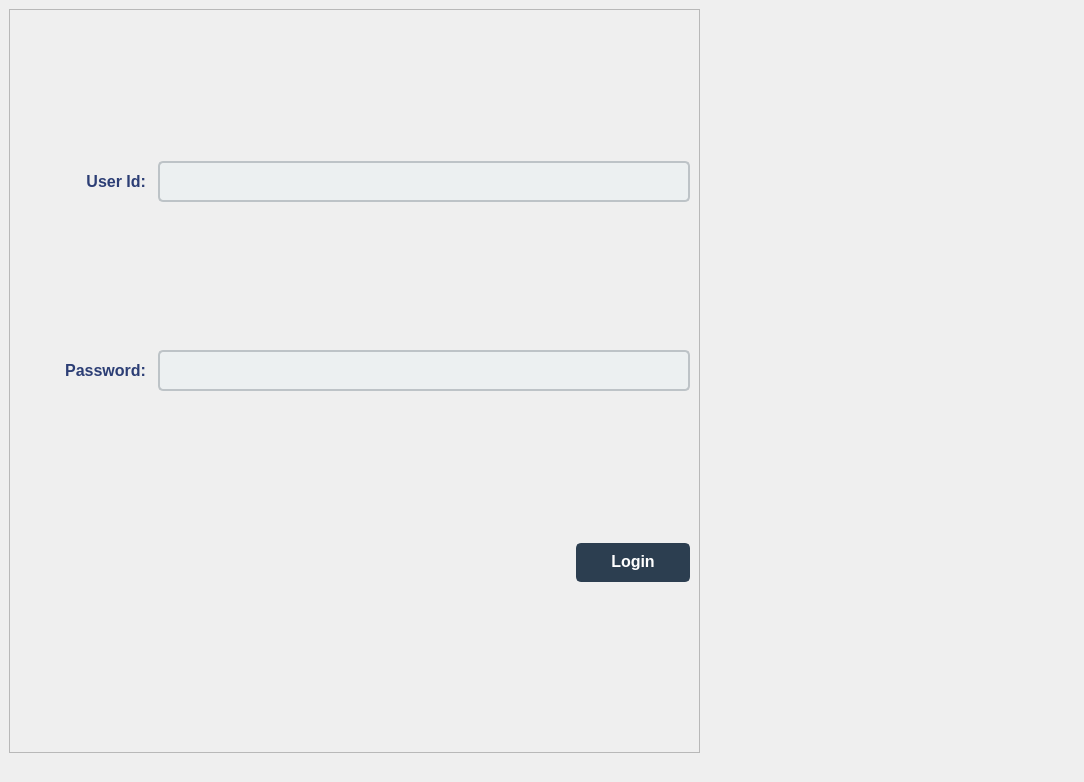
Old version of the form user.ui in the repository MegaMineDSS/LuxeMine.
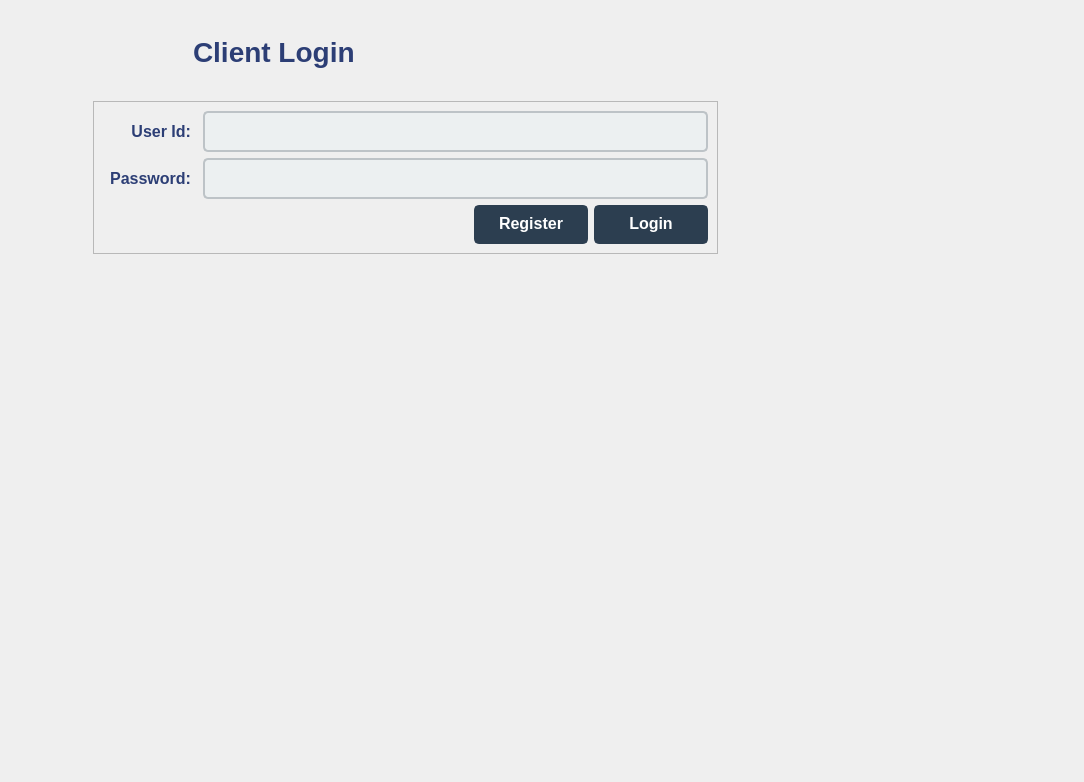
New version of the form. The open tabs and pages were chosen to show the change. Icons and pictures are not drawn.

```diff
--- a/user.ui
+++ b/user.ui
@@ -55,21 +55,21 @@
        </property>
        <widget class="QWidget" name="page_2">
         <layout class="QGridLayout" name="gridLayout_4">
-         <item row="2" column="2">
-          <spacer name="horizontalSpacer_17">
+         <item row="7" column="9">
+          <spacer name="verticalSpacer_8">
            <property name="orientation">
-            <enum>Qt::Orientation::Horizontal</enum>
+            <enum>Qt::Orientation::Vertical</enum>
            </property>
            <property name="sizeHint" stdset="0">
             <size>
-             <width>40</width>
-             <height>20</height>
+             <width>20</width>
+             <height>40</height>
             </size>
            </property>
           </spacer>
          </item>
-         <item row="2" column="1">
-          <spacer name="horizontalSpacer_3">
+         <item row="7" column="0">
+          <spacer name="horizontalSpacer_61">
            <property name="orientation">
             <enum>Qt::Orientation::Horizontal</enum>
            </property>
@@ -81,8 +81,8 @@
            </property>
           </spacer>
          </item>
-         <item row="2" column="4">
-          <spacer name="horizontalSpacer_19">
+         <item row="7" column="11">
+          <spacer name="horizontalSpacer_59">
            <property name="orientation">
             <enum>Qt::Orientation::Horizontal</enum>
            </property>
@@ -94,8 +94,8 @@
            </property>
           </spacer>
          </item>
-         <item row="2" column="9">
-          <spacer name="horizontalSpacer_33">
+         <item row="7" column="8">
+          <spacer name="horizontalSpacer_56">
            <property name="orientation">
             <enum>Qt::Orientation::Horizontal</enum>
            </property>
@@ -107,21 +107,21 @@
            </property>
           </spacer>
          </item>
-         <item row="2" column="10">
-          <spacer name="horizontalSpacer">
+         <item row="0" column="1">
+          <spacer name="verticalSpacer_15">
            <property name="orientation">
-            <enum>Qt::Orientation::Horizontal</enum>
+            <enum>Qt::Orientation::Vertical</enum>
            </property>
            <property name="sizeHint" stdset="0">
             <size>
-             <width>40</width>
-             <height>20</height>
+             <width>20</width>
+             <height>40</height>
             </size>
            </property>
           </spacer>
          </item>
-         <item row="2" column="3">
-          <spacer name="horizontalSpacer_18">
+         <item row="7" column="7">
+          <spacer name="horizontalSpacer_55">
            <property name="orientation">
             <enum>Qt::Orientation::Horizontal</enum>
            </property>
@@ -133,33 +133,46 @@
            </property>
           </spacer>
          </item>
-         <item row="2" column="6">
-          <spacer name="horizontalSpacer_20">
+         <item row="5" column="9">
+          <spacer name="verticalSpacer_26">
            <property name="orientation">
-            <enum>Qt::Orientation::Horizontal</enum>
+            <enum>Qt::Orientation::Vertical</enum>
            </property>
            <property name="sizeHint" stdset="0">
             <size>
-             <width>40</width>
-             <height>20</height>
+             <width>20</width>
+             <height>40</height>
             </size>
            </property>
           </spacer>
          </item>
-         <item row="2" column="7">
-          <spacer name="horizontalSpacer_21">
+         <item row="3" column="9">
+          <spacer name="verticalSpacer_28">
            <property name="orientation">
-            <enum>Qt::Orientation::Horizontal</enum>
+            <enum>Qt::Orientation::Vertical</enum>
            </property>
            <property name="sizeHint" stdset="0">
             <size>
-             <width>40</width>
-             <height>20</height>
+             <width>20</width>
+             <height>40</height>
             </size>
            </property>
           </spacer>
          </item>
-         <item row="1" column="0" colspan="7">
+         <item row="6" column="9">
+          <spacer name="verticalSpacer_18">
+           <property name="orientation">
+            <enum>Qt::Orientation::Vertical</enum>
+           </property>
+           <property name="sizeHint" stdset="0">
+            <size>
+             <width>20</width>
+             <height>40</height>
+            </size>
+           </property>
+          </spacer>
+         </item>
+         <item row="1" column="1" colspan="7">
           <widget class="QFrame" name="user_login_frame">
            <property name="frameShape">
             <enum>QFrame::Shape::StyledPanel</enum>
@@ -168,7 +181,59 @@
             <enum>QFrame::Shadow::Raised</enum>
            </property>
            <layout class="QGridLayout" name="gridLayout_5">
-            <item row="1" column="1" colspan="4">
+            <item row="4" column="3">
+             <spacer name="horizontalSpacer_46">
+              <property name="orientation">
+               <enum>Qt::Orientation::Horizontal</enum>
+              </property>
+              <property name="sizeHint" stdset="0">
+               <size>
+                <width>40</width>
+                <height>20</height>
+               </size>
+              </property>
+             </spacer>
+            </item>
+            <item row="4" column="2">
+             <spacer name="horizontalSpacer_49">
+              <property name="orientation">
+               <enum>Qt::Orientation::Horizontal</enum>
+              </property>
+              <property name="sizeHint" stdset="0">
+               <size>
+                <width>40</width>
+                <height>20</height>
+               </size>
+              </property>
+             </spacer>
+            </item>
+            <item row="4" column="1">
+             <spacer name="horizontalSpacer_48">
+              <property name="orientation">
+               <enum>Qt::Orientation::Horizontal</enum>
+              </property>
+              <property name="sizeHint" stdset="0">
+               <size>
+                <width>40</width>
+                <height>20</height>
+               </size>
+              </property>
+             </spacer>
+            </item>
+            <item row="4" column="0">
+             <spacer name="horizontalSpacer_47">
+              <property name="orientation">
+               <enum>Qt::Orientation::Horizontal</enum>
+              </property>
+              <property name="sizeHint" stdset="0">
+               <size>
+                <width>40</width>
+                <height>20</height>
+               </size>
+              </property>
+             </spacer>
+            </item>
+            <item row="2" column="1" colspan="6">
              <widget class="QLineEdit" name="user_login_password">
               <property name="styleSheet">
                <string notr="true">QLineEdit {
@@ -197,7 +262,7 @@
               </property>
              </widget>
             </item>
-            <item row="1" column="0">
+            <item row="2" column="0">
              <widget class="QLabel" name="label_12">
               <property name="styleSheet">
                <string notr="true">QLabel {
@@ -227,53 +292,8 @@
               </property>
              </widget>
             </item>
-            <item row="0" column="0">
-             <widget class="QLabel" name="label_11">
-              <property name="styleSheet">
-               <string notr="true">QLabel {
-    color: #2c3e75;
-    font-size: 16px;
-    font-weight: 600;
-    background: transparent;
-    padding: 2px;
-}
-
-QLabel[highlight=&quot;true&quot;] {
-    color: #c0392b;
-    font-weight: 600;
-}
-
-QLabel[dim=&quot;true&quot;] {
-    color: #7f8c8d;
-    font-style: italic;
-}
-</string>
-              </property>
-              <property name="text">
-               <string>User Id:</string>
-              </property>
-              <property name="textFormat">
-               <enum>Qt::TextFormat::AutoText</enum>
-              </property>
-              <property name="alignment">
-               <set>Qt::AlignmentFlag::AlignRight|Qt::AlignmentFlag::AlignTrailing|Qt::AlignmentFlag::AlignVCenter</set>
-              </property>
-             </widget>
-            </item>
-            <item row="2" column="4">
+            <item row="4" column="5" colspan="2">
              <widget class="QPushButton" name="user_login_button">
-              <property name="enabled">
-               <bool>true</bool>
-              </property>
-              <property name="maximumSize">
-               <size>
-                <width>100</width>
-                <height>30</height>
-               </size>
-              </property>
-              <property name="layoutDirection">
-               <enum>Qt::LayoutDirection::LeftToRight</enum>
-              </property>
               <property name="styleSheet">
                <string notr="true">QPushButton {
     background-color: #2c3e50;
@@ -315,20 +335,50 @@
               </property>
              </widget>
             </item>
-            <item row="3" column="3">
-             <spacer name="horizontalSpacer_34">
-              <property name="orientation">
-               <enum>Qt::Orientation::Horizontal</enum>
+            <item row="4" column="4">
+             <widget class="QPushButton" name="user_register_redirect_button">
+              <property name="styleSheet">
+               <string notr="true">QPushButton {
+    background-color: #2c3e50;
+    color: #ffffff;
+    font-size: 16px;
+    font-weight: 600;
+    border: 2px solid #2c3e50;
+    border-radius: 5px;
+    padding: 0px 20px;
+    padding-bottom: 3px;
+    min-width: 70px;
+    min-height: 32px;
+}
+
+QPushButton:hover {
+    background-color: #34495e;
+    border: 2px solid #34495e;
+}
+
+QPushButton:pressed {
+    background-color: #1a252f;
+    border: 2px solid #1a252f;
+}
+
+QPushButton:focus {
+    border: 2px solid #f1c40f;
+    background-color: #2c3e50;
+}
+
+QPushButton:disabled {
+    background-color: #95a5a6;   /* muted gray */
+    color: #ecf0f1;
+    border: 2px solid #7f8c8d;
+}
+</string>
               </property>
-              <property name="sizeHint" stdset="0">
-               <size>
-                <width>40</width>
-                <height>20</height>
-               </size>
+              <property name="text">
+               <string>Register</string>
               </property>
-             </spacer>
+             </widget>
             </item>
-            <item row="0" column="1" colspan="4">
+            <item row="1" column="1" colspan="6">
              <widget class="QLineEdit" name="user_login_userid">
               <property name="styleSheet">
                <string notr="true">QLineEdit {
@@ -357,50 +407,44 @@
               </property>
              </widget>
             </item>
-            <item row="3" column="0">
-             <spacer name="horizontalSpacer_5">
-              <property name="orientation">
-               <enum>Qt::Orientation::Horizontal</enum>
+            <item row="1" column="0">
+             <widget class="QLabel" name="label_11">
+              <property name="styleSheet">
+               <string notr="true">QLabel {
+    color: #2c3e75;
+    font-size: 16px;
+    font-weight: 600;
+    background: transparent;
+    padding: 2px;
+}
+
+QLabel[highlight=&quot;true&quot;] {
+    color: #c0392b;
+    font-weight: 600;
+}
+
+QLabel[dim=&quot;true&quot;] {
+    color: #7f8c8d;
+    font-style: italic;
+}
+</string>
               </property>
-              <property name="sizeHint" stdset="0">
-               <size>
-                <width>40</width>
-                <height>20</height>
-               </size>
+              <property name="text">
+               <string>User Id:</string>
               </property>
-             </spacer>
-            </item>
-            <item row="3" column="1">
-             <spacer name="horizontalSpacer_6">
-              <property name="orientation">
-               <enum>Qt::Orientation::Horizontal</enum>
+              <property name="textFormat">
+               <enum>Qt::TextFormat::AutoText</enum>
               </property>
-              <property name="sizeHint" stdset="0">
-               <size>
-                <width>40</width>
-                <height>20</height>
-               </size>
+              <property name="alignment">
+               <set>Qt::AlignmentFlag::AlignRight|Qt::AlignmentFlag::AlignTrailing|Qt::AlignmentFlag::AlignVCenter</set>
               </property>
-             </spacer>
-            </item>
-            <item row="3" column="2">
-             <spacer name="horizontalSpacer_35">
-              <property name="orientation">
-               <enum>Qt::Orientation::Horizontal</enum>
-              </property>
-              <property name="sizeHint" stdset="0">
-               <size>
-                <width>40</width>
-                <height>20</height>
-               </size>
-              </property>
-             </spacer>
+             </widget>
             </item>
            </layout>
           </widget>
          </item>
-         <item row="2" column="5">
-          <spacer name="horizontalSpacer_31">
+         <item row="7" column="5">
+          <spacer name="horizontalSpacer_54">
            <property name="orientation">
             <enum>Qt::Orientation::Horizontal</enum>
            </property>
@@ -412,8 +456,8 @@
            </property>
           </spacer>
          </item>
-         <item row="2" column="0">
-          <spacer name="horizontalSpacer_8">
+         <item row="7" column="6">
+          <spacer name="horizontalSpacer_57">
            <property name="orientation">
             <enum>Qt::Orientation::Horizontal</enum>
            </property>
@@ -425,8 +469,8 @@
            </property>
           </spacer>
          </item>
-         <item row="2" column="8">
-          <spacer name="horizontalSpacer_32">
+         <item row="7" column="4">
+          <spacer name="horizontalSpacer_53">
            <property name="orientation">
             <enum>Qt::Orientation::Horizontal</enum>
            </property>
@@ -438,6 +482,125 @@
            </property>
           </spacer>
          </item>
+         <item row="7" column="1">
+          <spacer name="horizontalSpacer_50">
+           <property name="orientation">
+            <enum>Qt::Orientation::Horizontal</enum>
+           </property>
+           <property name="sizeHint" stdset="0">
+            <size>
+             <width>40</width>
+             <height>20</height>
+            </size>
+           </property>
+          </spacer>
+         </item>
+         <item row="7" column="12">
+          <spacer name="horizontalSpacer_60">
+           <property name="orientation">
+            <enum>Qt::Orientation::Horizontal</enum>
+           </property>
+           <property name="sizeHint" stdset="0">
+            <size>
+             <width>40</width>
+             <height>20</height>
+            </size>
+           </property>
+          </spacer>
+         </item>
+         <item row="7" column="2">
+          <spacer name="horizontalSpacer_51">
+           <property name="orientation">
+            <enum>Qt::Orientation::Horizontal</enum>
+           </property>
+           <property name="sizeHint" stdset="0">
+            <size>
+             <width>40</width>
+             <height>20</height>
+            </size>
+           </property>
+          </spacer>
+         </item>
+         <item row="4" column="9">
+          <spacer name="verticalSpacer_27">
+           <property name="orientation">
+            <enum>Qt::Orientation::Vertical</enum>
+           </property>
+           <property name="sizeHint" stdset="0">
+            <size>
+             <width>20</width>
+             <height>40</height>
+            </size>
+           </property>
+          </spacer>
+         </item>
+         <item row="7" column="3">
+          <spacer name="horizontalSpacer_52">
+           <property name="orientation">
+            <enum>Qt::Orientation::Horizontal</enum>
+           </property>
+           <property name="sizeHint" stdset="0">
+            <size>
+             <width>40</width>
+             <height>20</height>
+            </size>
+           </property>
+          </spacer>
+         </item>
+         <item row="7" column="10">
+          <spacer name="horizontalSpacer_58">
+           <property name="orientation">
+            <enum>Qt::Orientation::Horizontal</enum>
+           </property>
+           <property name="sizeHint" stdset="0">
+            <size>
+             <width>40</width>
+             <height>20</height>
+            </size>
+           </property>
+          </spacer>
+         </item>
+         <item row="2" column="9">
+          <spacer name="verticalSpacer_29">
+           <property name="orientation">
+            <enum>Qt::Orientation::Vertical</enum>
+           </property>
+           <property name="sizeHint" stdset="0">
+            <size>
+             <width>20</width>
+             <height>40</height>
+            </size>
+           </property>
+          </spacer>
+         </item>
+         <item row="0" column="2" colspan="6">
+          <widget class="QLabel" name="label_13">
+           <property name="styleSheet">
+            <string notr="true">QLabel {
+    color: #2c3e75;
+    font-size: 28px;
+    font-weight: 600;
+    background: transparent;
+    padding: 2px;
+    qproperty-alignment: 'AlignCenter';
+}
+
+QLabel[highlight=&quot;true&quot;] {
+    color: #c0392b;
+    font-weight: 600;
+}
+
+QLabel[dim=&quot;true&quot;] {
+    color: #7f8c8d;
+    font-style: italic;
+}
+</string>
+           </property>
+           <property name="text">
+            <string>Client Login</string>
+           </property>
+          </widget>
+         </item>
         </layout>
        </widget>
        <widget class="QWidget" name="page">
```
Left out of the diff: 499 changed lines with no effect on the pictures.
